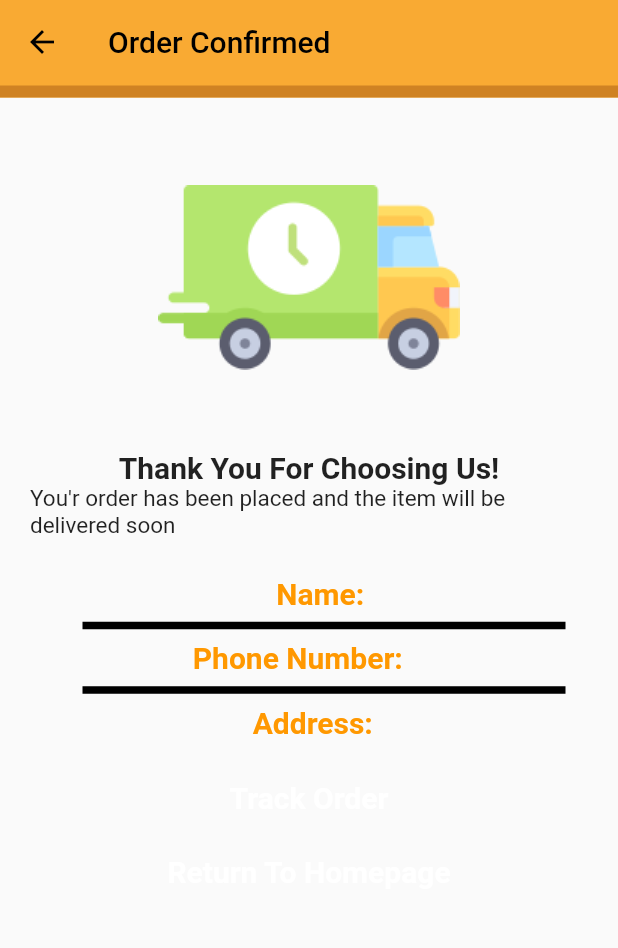
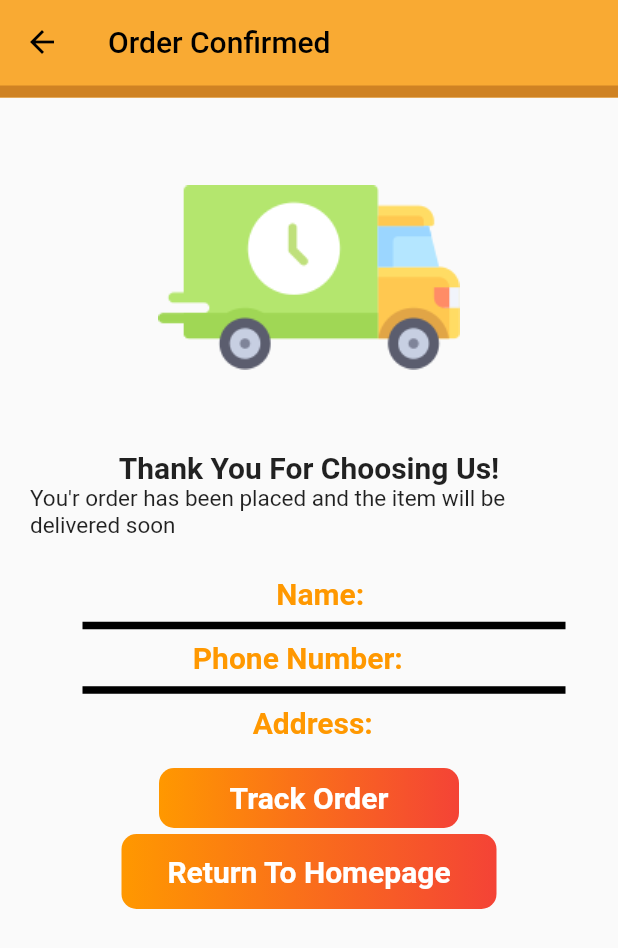
Before and after one commit to SahanChan/Voila-Gift-App, a Flutter app: the OrderConfirm screen opened directly with empty values, on a phone screen of 412 x 824 dp. Shown: the top 948 px of the screen. Run offline on Flutter 3.47's test engine with Material 2 defaults, Android fonts, the phone set to English and light mode, and no system bars; our stand-ins replace cloud_firestore, firebase_auth, flutter_spinkit, fluttertoast, font_awesome_flutter; accounts and stored records are empty.

Commit message:
changes done

```diff
--- a/lib/screens/Delivery/deliverydetails.dart
+++ b/lib/screens/Delivery/deliverydetails.dart
@@ -165,6 +165,11 @@ class _signUpPageState extends State<signUpPage> {
                                   }*/
                                   },
                                   child: Container(
+                                      decoration: BoxDecoration(
+                                        borderRadius: BorderRadius.all(Radius.circular(10)),
+                                          gradient: LinearGradient(
+                                              colors: [Colors.orange, Colors.red])
+                                      ),
                                       padding: EdgeInsets.all(20),
                                       height: 60,
                                       child: Center(
--- a/lib/screens/Delivery/orderconfirm.dart
+++ b/lib/screens/Delivery/orderconfirm.dart
@@ -96,6 +96,11 @@ class _OrderConfirmState extends State<OrderConfirm> {
                                     trackOrderPage(xdetails: ydetails)));
                       },
                       child: Container(
+                          decoration: BoxDecoration(
+                              borderRadius: BorderRadius.all(Radius.circular(10)),
+                              gradient: LinearGradient(
+                                  colors: [Colors.orange, Colors.red])
+                          ),
                           padding: EdgeInsets.all(5),
                           height: 40,
                           width: 200,
@@ -114,6 +119,11 @@ class _OrderConfirmState extends State<OrderConfirm> {
                             MaterialPageRoute(builder: (context) => Home()));
                       },
                       child: Container(
+                          decoration: BoxDecoration(
+                              borderRadius: BorderRadius.all(Radius.circular(10)),
+                              gradient: LinearGradient(
+                                  colors: [Colors.orange, Colors.red])
+                          ),
                           padding: EdgeInsets.all(10),
                           height: 50,
                           width: 250,
```
Also changed, not shown: lib/screens/Delivery/trackorder.dart (+22 -12 lines).
